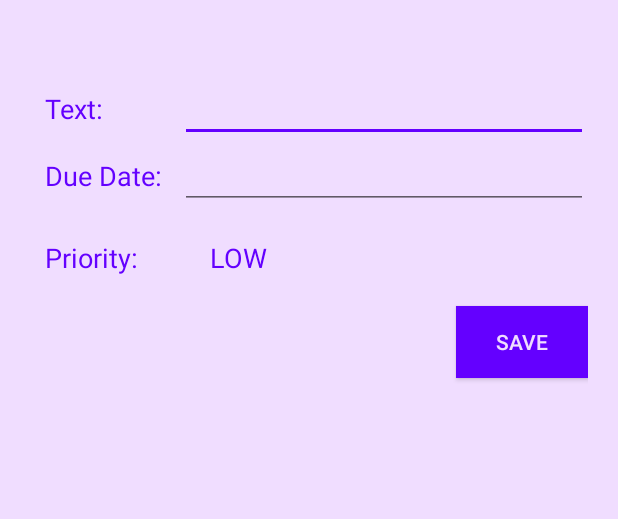
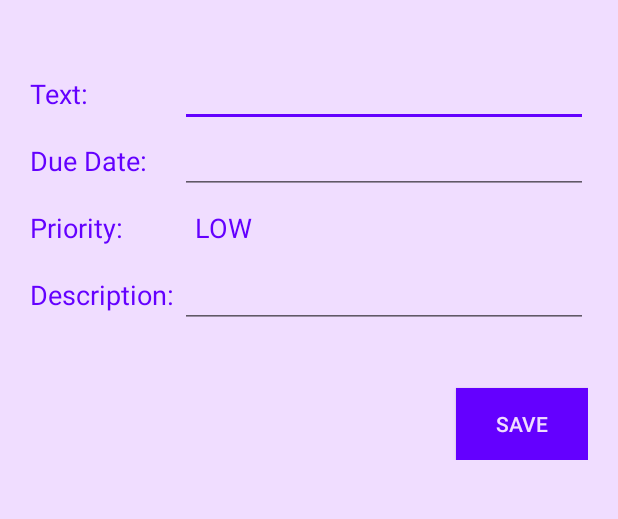
Before and after one commit to nemethjulia/ToDoApp, an Android app: the screen it shows after launch (EditItemActivity), after a tap on "CREATE NEW ITEM", on a phone screen of 412 x 824 dp, the part 188-707 px from its top. Run offline under Robolectric (Android 15) with nearby library versions, the phone set to English and light mode, and no system bars.

Commit message:
Description for todos, adding ScrollView to edit activity

```diff
--- a/app/src/main/java/com/seya/todoapp/EditItemActivity.java
+++ b/app/src/main/java/com/seya/todoapp/EditItemActivity.java
@@ -24,18 +24,20 @@ public class EditItemActivity extends AppCompatActivity implements DatePickerDia
 
     private static final DateFormat dateFormat = DateFormat.getDateInstance();
 
-    private EditText etEditItem;
+    private EditText etText;
+    private EditText etDescription;
     private EditText etDueDate;
     private Spinner spPriority;
 
     private ToDo toDo;
 
     public void onSave(View view) throws ParseException {
-        String text = etEditItem.getText().toString();
+        String text = etText.getText().toString();
         if (text.equals("")) {
             Toast.makeText(this, "Can't save the todo without text!", Toast.LENGTH_SHORT).show();
         } else {
             toDo.text = text;
+            toDo.description = etDescription.getText().toString();
             toDo.priority = (Priority) spPriority.getSelectedItem();
             Intent data = new Intent();
             data.putExtra("todo", toDo);
@@ -67,13 +69,19 @@ public class EditItemActivity extends AppCompatActivity implements DatePickerDia
 
     private void setProperties() {
         setText();
+        setDescription();
         setDueDate();
         setPriority();
     }
 
     private void setText() {
-        etEditItem = (EditText) findViewById(R.id.etEditItem);
-        etEditItem.setText(toDo.text);
+        etText = (EditText) findViewById(R.id.etText);
+        etText.setText(toDo.text);
+    }
+
+    private void setDescription() {
+        etDescription = (EditText) findViewById(R.id.etDescription);
+        etDescription.setText(toDo.description);
     }
 
     private void setDueDate() {
--- a/app/src/main/java/com/seya/todoapp/data/ToDo.java
+++ b/app/src/main/java/com/seya/todoapp/data/ToDo.java
@@ -6,6 +6,7 @@ import java.util.Date;
 public class ToDo implements Serializable {
     public int id;
     public String text;
+    public String description;
     public Date dueDate;
     public Priority priority;
 }
--- a/app/src/main/java/com/seya/todoapp/data/ToDosDatabaseHelper.java
+++ b/app/src/main/java/com/seya/todoapp/data/ToDosDatabaseHelper.java
@@ -17,7 +17,7 @@ public class ToDosDatabaseHelper extends SQLiteOpenHelper {
 
     // Database Info
     private static final String DATABASE_NAME = "todosDatabase";
-    private static final int DATABASE_VERSION = 8;
+    private static final int DATABASE_VERSION = 9;
 
     // Table Name
     private static final String TABLE_TODOS = "todos";
@@ -25,6 +25,7 @@ public class ToDosDatabaseHelper extends SQLiteOpenHelper {
     // TODO Table Columns
     private static final String KEY_TODO_ID = "id";
     private static final String KEY_TODO_TEXT = "text";
+    private static final String KEY_TODO_DESCRIPTION = "description";
     private static final String KEY_TODO_DUE_DATE = "due_date";
     private static final String KEY_TODO_PRIORITY = "priority";
 
@@ -46,6 +47,7 @@ public class ToDosDatabaseHelper extends SQLiteOpenHelper {
                 "(" +
                 KEY_TODO_ID + " INTEGER PRIMARY KEY," +
                 KEY_TODO_TEXT + " TEXT," +
+                KEY_TODO_DESCRIPTION + " TEXT," +
                 KEY_TODO_DUE_DATE + " TEXT," +
                 KEY_TODO_PRIORITY + " INTEGER" +
                 ")";
@@ -74,6 +76,7 @@ public class ToDosDatabaseHelper extends SQLiteOpenHelper {
                     ToDo newToDo = new ToDo();
                     newToDo.id = cursor.getInt(cursor.getColumnIndex(KEY_TODO_ID));
                     newToDo.text = cursor.getString(cursor.getColumnIndex(KEY_TODO_TEXT));
+                    newToDo.description = cursor.getString(cursor.getColumnIndex(KEY_TODO_DESCRIPTION));
                     String dateString = cursor.getString(cursor.getColumnIndex(KEY_TODO_DUE_DATE));
                     newToDo.dueDate = dateString == null ? null : dateFormat.parse(dateString);
                     newToDo.priority = Priority.getPriority(cursor.getInt(cursor.getColumnIndex(KEY_TODO_PRIORITY)));
@@ -97,6 +100,7 @@ public class ToDosDatabaseHelper extends SQLiteOpenHelper {
         try {
             ContentValues values = new ContentValues();
             values.put(KEY_TODO_TEXT, toDo.text);
+            values.put(KEY_TODO_DESCRIPTION, toDo.description);
             values.put(KEY_TODO_DUE_DATE, toDo.dueDate == null ? null : dateFormat.format(toDo.dueDate));
             values.put(KEY_TODO_PRIORITY, toDo.priority == null ? -1 : toDo.priority.getPriority());
 
--- a/app/src/main/res/layout/activity_edit_item.xml
+++ b/app/src/main/res/layout/activity_edit_item.xml
@@ -5,10 +5,20 @@
     android:layout_height="match_parent"
     android:layout_gravity="center"
     android:orientation="vertical"
-    android:padding="20dp"
     android:weightSum="1"
     tools:context="com.seya.todoapp.EditItemActivity"
     android:background="@color/colorLight" >
+
+    <ScrollView
+        android:layout_width="match_parent"
+        android:layout_height="match_parent"
+        android:id="@+id/scrollView" >
+
+        <LinearLayout
+            android:orientation="vertical"
+            android:layout_width="match_parent"
+            android:layout_height="match_parent"
+            android:padding="20dp" >
 
             <TextView
                 android:layout_width="match_parent"
@@ -16,14 +26,13 @@
                 android:textAppearance="?android:attr/textAppearanceLarge"
                 android:text="@string/edit_below_label"
                 android:id="@+id/tvEditItem"
-        android:layout_gravity="start|top"
                 android:padding="10dp"
                 android:textStyle="bold"
                 android:textColor="@color/colorPrimaryDark" />
 
             <Space
                 android:layout_width="match_parent"
-        android:layout_height="50dp"
+                android:layout_height="40dp"
                 android:layout_gravity="center_horizontal" />
 
             <LinearLayout
@@ -36,18 +45,16 @@
                     android:layout_height="wrap_content"
                     android:textAppearance="?android:attr/textAppearanceMedium"
                     android:text="@string/todo_text"
-            android:id="@+id/textView"
-            android:layout_gravity="start|center_vertical"
-            android:padding="10dp"
-            android:textColor="@color/colorPrimary" />
+                    android:id="@+id/tvText"
+                    android:textColor="@color/colorPrimary"
+                    android:layout_gravity="center" />
 
                 <EditText
                     android:layout_width="match_parent"
                     android:layout_height="wrap_content"
                     android:inputType="textMultiLine"
                     android:ems="10"
-            android:id="@+id/etEditItem"
-            android:layout_gravity="center_vertical|end"
+                    android:id="@+id/etText"
                     android:padding="10dp"
                     android:textColor="@color/colorPrimary" />
             </LinearLayout>
@@ -63,9 +70,8 @@
                     android:textAppearance="?android:attr/textAppearanceMedium"
                     android:text="@string/todo_due_date"
                     android:id="@+id/tvDueDate"
-            android:layout_gravity="start|center_vertical"
-            android:padding="10dp"
-            android:textColor="@color/colorPrimary" />
+                    android:textColor="@color/colorPrimary"
+                    android:layout_gravity="center" />
 
                 <EditText
                     android:layout_width="match_parent"
@@ -91,18 +97,47 @@
                     android:textAppearance="?android:attr/textAppearanceMedium"
                     android:text="@string/todo_priority"
                     android:id="@+id/tvPriority"
-            android:layout_gravity="center"
-            android:padding="10dp"
-            android:textColor="@color/colorPrimary" />
+                    android:textColor="@color/colorPrimary"
+                    android:layout_gravity="center" />
 
                 <Spinner
                     android:layout_width="match_parent"
                     android:layout_height="wrap_content"
                     android:id="@+id/spPriority"
-            android:layout_gravity="center"
                     android:padding="10dp" />
 
             </LinearLayout>
+
+            <LinearLayout
+                android:orientation="horizontal"
+                android:layout_width="match_parent"
+                android:layout_height="wrap_content"
+                android:layout_gravity="center_horizontal">
+
+                <TextView
+                    android:layout_width="100dp"
+                    android:layout_height="wrap_content"
+                    android:textAppearance="?android:attr/textAppearanceMedium"
+                    android:text="@string/todo_description"
+                    android:id="@+id/tvDescription"
+                    android:textColor="@color/colorPrimary"
+                    android:layout_gravity="center" />
+
+                <EditText
+                    android:layout_width="match_parent"
+                    android:layout_height="wrap_content"
+                    android:inputType="textMultiLine"
+                    android:ems="10"
+                    android:id="@+id/etDescription"
+                    android:layout_weight="1"
+                    android:padding="10dp"
+                    android:textColor="@color/colorPrimary" />
+            </LinearLayout>
+
+            <Space
+                android:layout_width="match_parent"
+                android:layout_height="40dp"
+                android:layout_gravity="center_horizontal" />
 
             <Button
                 android:layout_width="wrap_content"
@@ -110,9 +145,13 @@
                 android:text="@string/save"
                 android:id="@+id/btnSave"
                 android:layout_gravity="end|bottom"
-        android:padding="10dp"
+                android:padding="5dp"
                 android:onClick="onSave"
                 android:background="@color/colorPrimary"
                 android:textColor="@color/colorLight" />
 
         </LinearLayout>
+
+    </ScrollView>
+
+</LinearLayout>
--- a/app/src/main/res/layout/item_priority.xml
+++ b/app/src/main/res/layout/item_priority.xml
@@ -7,7 +7,6 @@
     <TextView
         android:textAppearance="?android:attr/textAppearanceMedium"
         android:id="@+id/tvPriority"
-        android:padding="10dp"
         android:layout_width="fill_parent"
         android:layout_height="wrap_content"
         android:textColor="@color/colorPrimary"
--- a/app/src/main/res/values/strings.xml
+++ b/app/src/main/res/values/strings.xml
@@ -8,4 +8,5 @@
     <string name="todo_text">Text: </string>
     <string name="todo_due_date">Due Date: </string>
     <string name="todo_priority">Priority: </string>
+    <string name="todo_description">Description: </string>
 </resources>
```
Also changed, not shown: 1 other file. Lines whose indentation alone changed are shown as unchanged.
